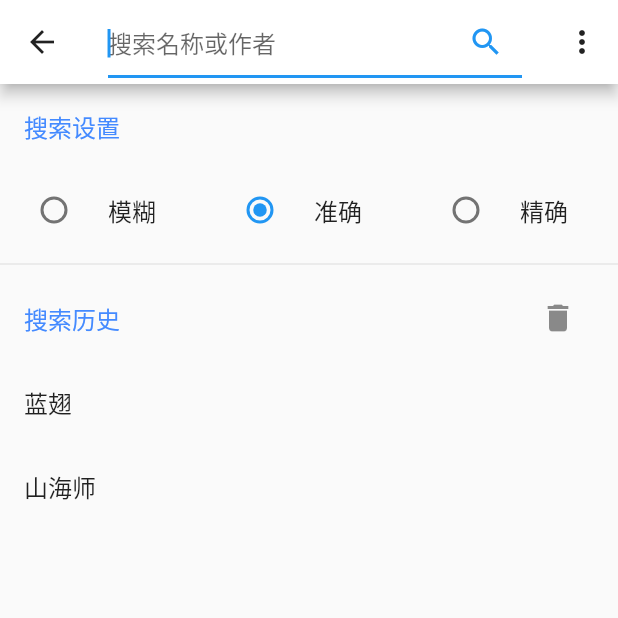
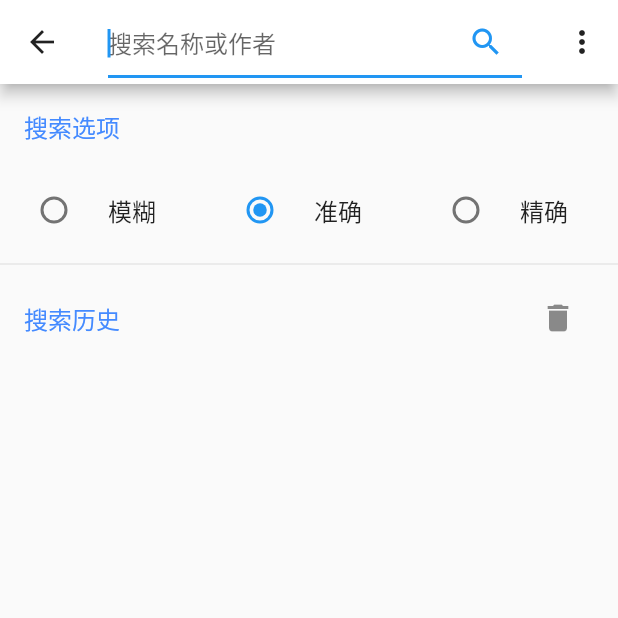
Before and after one commit to mabDc/lizi, a Flutter app: the screen it shows after launch, item 2 of the bottom bar chosen, after a tap on the "search" icon, on a phone screen of 412 x 824 dp, the top half of it. Run offline on Flutter 3.47's test engine with Material 2 defaults, Android fonts, the phone set to English and light mode, and no system bars.

Commit message:
修改结构

```diff
--- a/lib/constants.dart
+++ /dev/null
@@ -1,82 +0,0 @@
-import 'dart:convert';
-import 'dart:io';
-
-import 'package:path_provider/path_provider.dart';
-
-class Constants {
-  static final Constants _constants = new Constants._internal();
-
-  factory Constants() {
-    return _constants;
-  }
-
-  Constants._internal();
-
-  static const isFullScreen = "isFullScreen";
-  static const isVolumeControl = "isVolumeControl";
-  static const searchType = "searchType";
-  static const history = "history";
-
-  String _localPath;
-  final _settingConfigFile = "setting.config";
-  final _searchConfigFile = "search.config";
-
-  static dynamic settingConfig;
-  static dynamic searchConfig;
-
-  void init() async {
-    dynamic defaultSearchConfig = {
-      searchType: "准确",
-      history: [
-        "蓝翅",
-        "山海师",
-      ],
-    };
-    dynamic defaultSettingConfig = {
-      isFullScreen: true,
-      isVolumeControl: false,
-    };
-
-    _localPath = await getLocalPath();
-
-    try {
-      String search = await readAppDoc(_searchConfigFile);
-      searchConfig = jsonDecode(search);
-    } catch (e) {
-      searchConfig = defaultSearchConfig;
-    }
-    try {
-      String setting = await readAppDoc(_settingConfigFile);
-      settingConfig = jsonDecode(setting);
-    } catch (e) {
-      settingConfig = defaultSettingConfig;
-    }
-  }
-
-  Future<void> saveConfig(dynamic config) {
-    return writeAppDoc(_searchConfigFile, jsonEncode(config));
-  }
-
-  void writeAppDocSync(String fileName, String source) {
-    File('$_localPath/$fileName').writeAsStringSync('$source');
-  }
-
-  String readAppDocSync(String fileName) {
-    return File('$_localPath/$fileName').readAsStringSync();
-  }
-
-  Future<File> writeAppDoc(String fileName, String source) async {
-    // final path = await getLocalPath();
-    return File('$_localPath/$fileName').writeAsString('$source');
-  }
-
-  Future<String> readAppDoc(String fileName) async {
-    // final path = await getLocalPath();
-    return File('$_localPath/$fileName').readAsString();
-  }
-
-  Future<String> getLocalPath() async {
-    final directory = await getApplicationDocumentsDirectory();
-    return directory.path;
-  }
-}
--- /dev/null
+++ b/lib/global/config.dart
@@ -0,0 +1,102 @@
+import 'dart:convert';
+import 'dart:io';
+
+import 'package:flutter/material.dart';
+import 'package:flutter/widgets.dart';
+import 'package:path_provider/path_provider.dart';
+
+class Config {
+  static final Config _config = new Config._internal();
+
+  factory Config() {
+    return _config;
+  }
+
+  Config._internal();
+
+  String _localPath;
+  String _optionFile = 'option.json';
+  String _historyFile = 'history.json';
+
+  static const isFullScreen = 'isFullScreen';
+  static const isVolumeControl = 'isVolumeControl';
+  static const isFlippingAnimation = 'isFlippingAnimation';
+  static const isAutoRefresh = 'isAutoRefresh';
+  static const searchTypeIndex = 'searchTypeIndex';
+  static const themeIndex = 'themeIndex';
+
+  static const searchTypeList = ['模糊', '准确', '精确'];
+  static const List<Color> themeList = [
+    Colors.blueAccent,
+    Colors.greenAccent,
+    Colors.black,
+    Colors.red,
+    Colors.teal,
+    Colors.pink,
+    Colors.amber,
+    Colors.orange,
+    Colors.green,
+    Colors.blue,
+    Colors.lightBlue,
+    Colors.purple,
+    Colors.deepPurple,
+    Colors.indigo,
+    Colors.cyan,
+    Colors.brown,
+    Colors.grey,
+    Colors.blueGrey
+  ];
+  static dynamic option = {
+    isAutoRefresh: false,
+    isFullScreen: true,
+    isVolumeControl: false,
+    isFlippingAnimation: true,
+    searchTypeIndex: 1,
+    themeIndex: 0,
+  };
+  static List<String> history = <String>[];
+  static Color primaryColor = themeList[option[themeIndex]];
+  void init() async {
+    _localPath = await _getLocalPath();
+    try {
+      String optionString = await _getConfig(_optionFile);
+      option = jsonDecode(optionString);
+    } catch (e) {
+    }
+    try {
+      String historyString = await _getConfig(this._historyFile);
+      history = jsonDecode(historyString);
+    } catch (e) {
+    }
+  }
+
+  Future<void> changeOption(item, value) {
+    option[item] = value;
+    return _saveConfig(_optionFile, option);
+  }
+
+  Future<void> changeTheme(Color color) {
+    primaryColor = color;
+  }
+
+  Future<void> changeHistory({List<String> history}) {
+    if (history != null) {
+      Config.history = history;
+    }
+    return _saveConfig(_historyFile, history);
+  }
+
+  Future<void> _saveConfig(String configName, dynamic config) {
+    return File('$_localPath/$configName')
+        .writeAsString(jsonEncode(config));
+  }
+
+  Future<String> _getConfig(String configName) {
+    return File('$_localPath/$configName').readAsString();
+  }
+
+  Future<String> _getLocalPath() async {
+    final directory = await getApplicationDocumentsDirectory();
+    return directory.path;
+  }
+}
--- /dev/null
+++ b/lib/global/default_config.dart
@@ -0,0 +1,3 @@
+class DefaultConfig{
+
+}
--- a/lib/main.dart
+++ b/lib/main.dart
@@ -1,10 +1,49 @@
 import 'package:flutter/material.dart';
+import 'package:lizi/global/config.dart';
 import 'package:lizi/pages/home_page.dart';
 
-void main() => runApp(MaterialApp(
+void main() async {
+
+  Config();
+  Config().init();
+
+  runApp(MaterialApp(
       title: '栗子',
       home: HomePage(),
       theme: ThemeData(
-        primaryColor: Colors.blue,
+        primaryColor: Config.primaryColor,
       ),
     ));
+}
+
+
+
+// import 'package:scoped_model/scoped_model.dart';
+
+// abstract class ThemeStateModel extends Model {
+
+//   int _themeIndex;
+//   get themeIndex => _themeIndex;
+
+//   void changeTheme(int themeIndex) async {
+//     _themeIndex = themeIndex;
+//     notifyListeners();
+//   }
+
+
+// @override
+// Widget build(BuildContext context) {
+//     return ScopedModel<MainStateModel>(
+//       model: mainStateModel,
+//       child: ScopedModelDescendant<MainStateModel>(
+//         builder: (context, child, model) {
+//           return  MaterialApp(
+//             theme: ThemeData(
+//               primaryColor: themeList[model.themeIndex != null ? model.themeIndex : widget.themeIndex]
+//             ),
+//             home: HomePage(),
+//           );
+//         },
+//       )
+//     );
+// }
--- a/lib/pages/home_page.dart
+++ b/lib/pages/home_page.dart
@@ -1,5 +1,4 @@
 import 'package:flutter/material.dart';
-import 'package:lizi/constants.dart';
 import 'package:lizi/pages/about_page.dart';
 import 'package:lizi/pages/discover_page.dart';
 import 'package:lizi/pages/error_page.dart';
@@ -17,12 +16,6 @@ class HomePage extends StatefulWidget {
 
 class HomePageState extends State<HomePage> {
   Page _page = Page.values[0];
-
-  @override
-  void initState() {
-    super.initState();
-    Constants().init();
-  }
 
   @override
   Widget build(BuildContext context) {
--- a/lib/pages/search_page.dart
+++ b/lib/pages/search_page.dart
@@ -1,7 +1,8 @@
 import 'package:flutter/material.dart';
 import 'package:flutter/widgets.dart';
-import 'package:lizi/constants.dart';
+import 'package:lizi/global/config.dart';
 import 'package:lizi/pages/discover_show_page.dart';
+import 'package:lizi/ui/text_with_theme.dart';
 import 'package:lizi/utils/page_helper.dart';
 
 class SearchPage extends StatefulWidget {
@@ -10,19 +11,39 @@ class SearchPage extends StatefulWidget {
 }
 
 class SearchPageState extends State<SearchPage> {
-  String _searchType = Constants.searchConfig[Constants.searchType];
-  final List<String> _orginHistory =
-      Constants.searchConfig[Constants.history] as List<String>;
-  List<String> _history;
-
-  @override
-  void initState() {
-    super.initState();
-    _history = _orginHistory;
-  }
+  String realKeyword = '';
 
   @override
   Widget build(BuildContext context) {
+    final searchTypeList = Config.searchTypeList;
+    final searchTypeIndex = Config.option[Config.searchTypeIndex] as int;
+    final searchTypes = <Widget>[];
+    for (int i = 0; i < searchTypeList.length; ++i) {
+      searchTypes.add(Flexible(
+        child: RadioListTile<int>(
+          value: i,
+          title: Text(searchTypeList[i]),
+          groupValue: searchTypeIndex,
+          onChanged: (value) {
+            Config().changeOption(Config.searchTypeIndex, value);
+            setState(() {});
+          },
+        ),
+      ));
+    }
+
+    final history = <Widget>[];
+    for (int i = 0; i < Config.history.length; ++i) {
+      String keyword = Config.history[i];
+      if (keyword.contains(realKeyword)) {
+        history.add(ListTile(
+          title: Text(keyword),
+          onTap:
+              PageHelper.pushPage(context, DiscoverShowPage('搜索结果 - $keyword')),
+        ));
+      }
+    }
+
     final _themeData = ThemeData(primaryColor: Colors.white);
     return Scaffold(
       appBar: AppBar(
@@ -35,10 +56,9 @@ class SearchPageState extends State<SearchPage> {
           decoration: InputDecoration(
               hintText: '搜索名称或作者', suffixIcon: Icon(Icons.search)),
           onSubmitted: (keyword) {
-            if (!_orginHistory.contains(keyword)) {
-              Constants.searchConfig[Constants.history] = _orginHistory
-                ..add(keyword);
-              Constants().saveConfig(Constants.searchConfig);
+            if (!Config.history.contains(keyword)) {
+              Config.history.add(keyword);
+              Config().changeHistory();
             }
             Navigator.of(context).push(MaterialPageRoute(
                 builder: (BuildContext context) =>
@@ -46,13 +66,7 @@ class SearchPageState extends State<SearchPage> {
           },
           onChanged: (keyword) {
             setState(() {
-              List<String> newHistory = <String>[];
-              _orginHistory.forEach((history) {
-                if (history.contains(keyword)) {
-                  newHistory.add(history);
-                }
-              });
-              _history = newHistory;
+              realKeyword = keyword;
             });
           },
         ),
@@ -66,82 +80,24 @@ class SearchPageState extends State<SearchPage> {
       body: Center(
         child: ListView(
           children: <Widget>[
-            ListTile(
-              title: Text(
-                '搜索设置',
-                style: TextStyle(color: Colors.blueAccent),
-              ),
-            ),
+            ListTile(title: TextWithTheme('搜索选项')),
             Row(
-              mainAxisAlignment: MainAxisAlignment.center,
-              children: <Widget>[
-                Flexible(
-                  child: RadioListTile<String>(
-                    value: '模糊',
-                    title: Text('模糊'),
-                    groupValue: _searchType,
-                    onChanged: (value) {
-                      setState(() {
-                        Constants.searchConfig[Constants.searchType] = value;
-                        Constants().saveConfig(Constants.searchConfig);
-                        _searchType = value;
-                      });
-                    },
-                  ),
-                ),
-                Flexible(
-                  child: RadioListTile<String>(
-                    value: '准确',
-                    title: Text('准确'),
-                    groupValue: _searchType,
-                    onChanged: (value) {
-                      setState(() {
-                        Constants.searchConfig[Constants.searchType] = value;
-                        Constants().saveConfig(Constants.searchConfig);
-                        _searchType = value;
-                      });
-                    },
-                  ),
-                ),
-                Flexible(
-                  child: RadioListTile<String>(
-                    value: '精确',
-                    title: Text('精确'),
-                    groupValue: _searchType,
-                    onChanged: (value) {
-                      setState(() {
-                        Constants.searchConfig[Constants.searchType] = value;
-                        Constants().saveConfig(Constants.searchConfig);
-                        _searchType = value;
-                      });
-                    },
-                  ),
-                ),
-              ],
-            ),
+                mainAxisAlignment: MainAxisAlignment.center,
+                children: searchTypes),
             Divider(),
             ListTile(
-              title: Text(
-                '搜索历史',
-                style: TextStyle(color: Colors.blueAccent),
-              ),
+              title: TextWithTheme('搜索历史'),
               trailing: IconButton(
                 icon: Icon(Icons.delete),
                 onPressed: () {
                   setState(() {
-                    _orginHistory.clear();
-                    Constants.searchConfig[Constants.history] = _orginHistory;
-                    Constants().saveConfig(Constants.searchConfig);
-                    _history = _orginHistory;
+                    Config.history.clear();
+                    Config().changeHistory();
                   });
                 },
               ),
             ),
-          ]..addAll(_history.map((keyword) => ListTile(
-                title: Text(keyword),
-                onTap: PageHelper.pushPage(
-                    context, DiscoverShowPage('搜索结果 - $keyword')),
-              ))),
+          ]..addAll(history),
         ),
       ),
     );
--- a/lib/ui/about_bar.dart
+++ b/lib/ui/about_bar.dart
@@ -11,6 +11,12 @@ class AboutBar extends AppBar {
   List<Widget> get actions => <Widget>[
         IconButton(
           icon: Icon(
+            Icons.map,
+          ),
+          onPressed: ()=>print('color theme'),
+        ),
+        IconButton(
+          icon: Icon(
             Icons.settings,
           ),
           onPressed: _setting,
--- /dev/null
+++ b/lib/ui/text_with_theme.dart
@@ -0,0 +1,10 @@
+import 'package:flutter/material.dart';
+import 'package:lizi/global/config.dart';
+
+class TextWithTheme extends Text{
+  final String title;
+  TextWithTheme(this.title) : super(title);
+
+  @override
+  TextStyle get style => TextStyle(color: Config.primaryColor);
+}
```
Also changed, not shown: lib/pages/about_page.dart (+6 -11 lines), lib/pages/setting_page.dart (+11 -49 lines), lib/ui/setting_switch.dart (added, +35 -0 lines).
